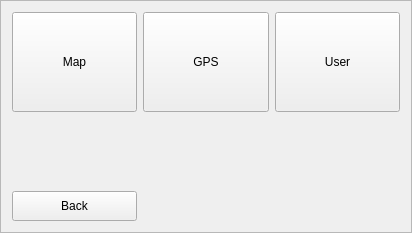
Above: Pilocik/optionswindow.ui from dotevo/Pilocik before the change. Below: the same form after it.
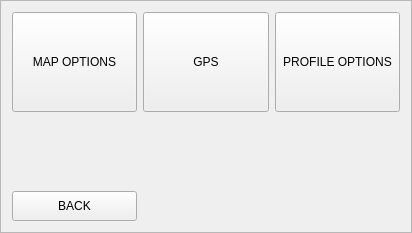
That is the form after the change.

Commit message: GUI changes (hiding windows, changes in layout of some windows, some minor changes) + moving/standing widgets button now works

Diff of the .ui file:
```diff
--- a/Pilocik/optionswindow.ui
+++ b/Pilocik/optionswindow.ui
@@ -20,20 +20,20 @@
    <enum>QFrame::Raised</enum>
   </property>
   <layout class="QGridLayout" name="gridLayout">
-   <item row="0" column="0">
-    <widget class="QPushButton" name="mapButton">
-     <property name="minimumSize">
-      <size>
-       <width>0</width>
-       <height>100</height>
-      </size>
-     </property>
-     <property name="text">
-      <string>Map</string>
-     </property>
-    </widget>
-   </item>
    <item row="0" column="1">
+    <widget class="QPushButton" name="mapButton">
+     <property name="minimumSize">
+      <size>
+       <width>0</width>
+       <height>100</height>
+      </size>
+     </property>
+     <property name="text">
+      <string>MAP OPTIONS</string>
+     </property>
+    </widget>
+   </item>
+   <item row="0" column="3">
     <widget class="QPushButton" name="GPSButton">
      <property name="minimumSize">
       <size>
@@ -46,7 +46,7 @@
      </property>
     </widget>
    </item>
-   <item row="0" column="2">
+   <item row="0" column="4">
     <widget class="QPushButton" name="userButton">
      <property name="minimumSize">
       <size>
@@ -55,11 +55,11 @@
       </size>
      </property>
      <property name="text">
-      <string>User</string>
+      <string>PROFILE OPTIONS</string>
      </property>
     </widget>
    </item>
-   <item row="1" column="0">
+   <item row="1" column="1">
     <spacer name="verticalSpacer">
      <property name="orientation">
       <enum>Qt::Vertical</enum>
@@ -72,7 +72,7 @@
      </property>
     </spacer>
    </item>
-   <item row="2" column="0">
+   <item row="2" column="1">
     <widget class="QPushButton" name="backButton">
      <property name="minimumSize">
       <size>
@@ -81,7 +81,7 @@
       </size>
      </property>
      <property name="text">
-      <string>Back</string>
+      <string>BACK</string>
      </property>
     </widget>
    </item>
```
The commit also changes 36 other files.
